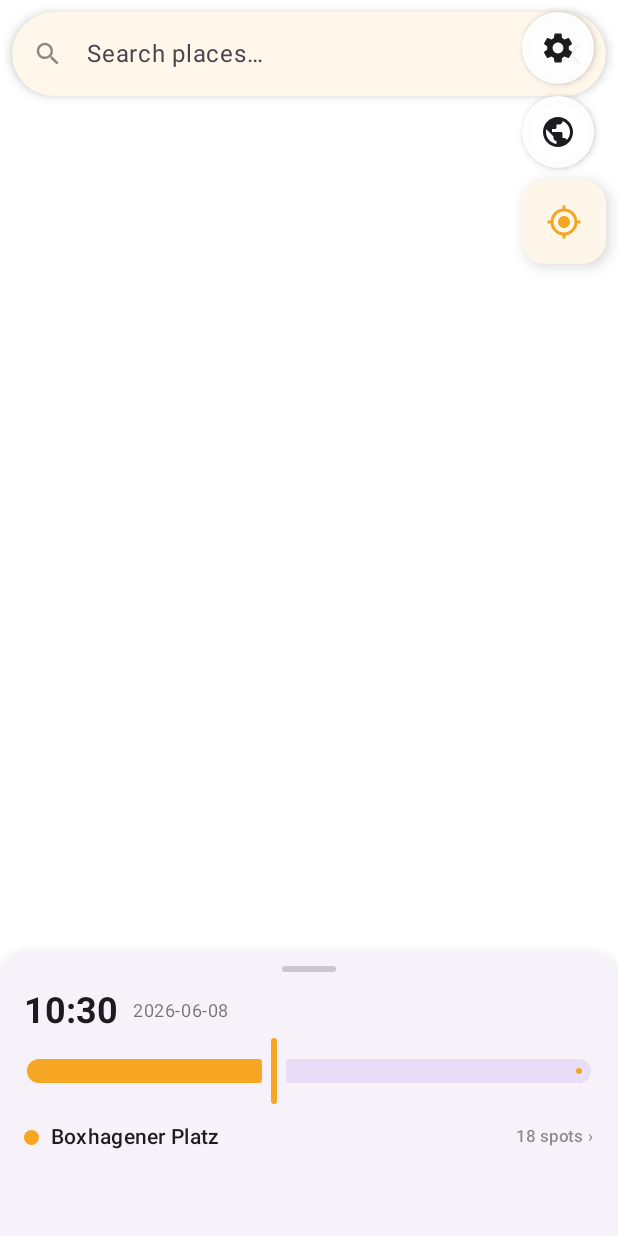
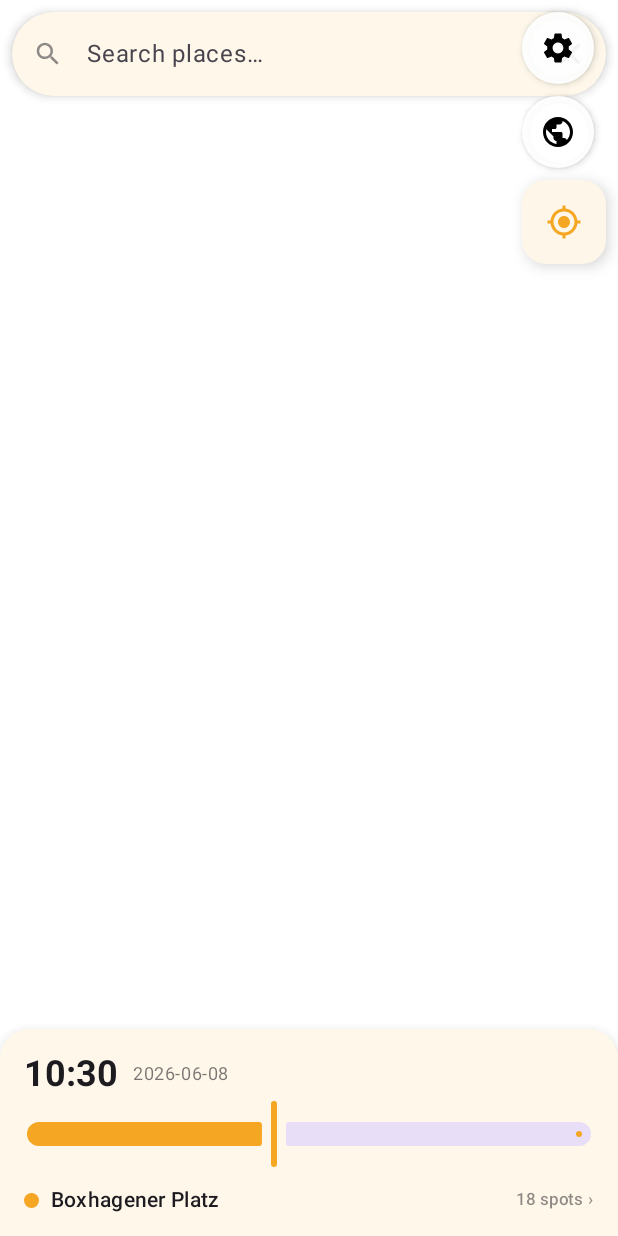
Before and after one commit to phrag/Shadey, an Android app built with Jetpack Compose: the screen it shows after launch (MainActivity), after a tap on "Search", on a phone screen of 412 x 824 dp. Run offline under Robolectric (Android 15) with nearby library versions, the phone set to English and light mode, and no system bars; libraries missing offline, so code that uses them is left out: org.maplibre.android, org.maplibre.geojson; 2 statements that could not run were skipped; 1 other tap on this screen came first.

Commit message:
Fix stale spot ranking on pan and drop the pull-up sheet look
The forced re-rank from onCameraIdle could be cancelled and replaced by
a later, unforced recompute (e.g. once buildings finish loading), which
would skip ranking whenever the sun bucket hadn't changed — so panning
to a new area didn't always refresh the spot order. Track the map centre
the ranking was last computed for (rankedCenter) alongside the sun key,
so any recompute notices the origin moved and re-ranks regardless of
which call wins the cancellation race.

Also replace the BottomSheetScaffold with a plain anchored Surface panel:
it no longer has a drag handle, peek height, or expand/collapse affordance
suggesting the panel can be pulled up — it just sits at the bottom and
sizes itself to its content.

https://claude.ai/code/session_01Tc3QkHSEtEp5FYiEC25sKU

```diff
--- a/app/src/main/kotlin/app/shadey/ui/MapScreen.kt
+++ b/app/src/main/kotlin/app/shadey/ui/MapScreen.kt
@@ -36,11 +36,9 @@ import androidx.compose.material.icons.filled.Search
 import androidx.compose.material.icons.filled.Settings
 import androidx.compose.material.icons.filled.WbSunny
 import androidx.compose.material3.AlertDialog
-import androidx.compose.material3.BottomSheetScaffold
 import androidx.compose.material3.Button
 import androidx.compose.material3.Card
 import androidx.compose.material3.CircularProgressIndicator
-import androidx.compose.material3.ExperimentalMaterial3Api
 import androidx.compose.material3.FloatingActionButton
 import androidx.compose.material3.Icon
 import androidx.compose.material3.IconButton
@@ -53,7 +51,6 @@ import androidx.compose.material3.Text
 import androidx.compose.material3.TextButton
 import androidx.compose.material3.TextField
 import androidx.compose.material3.TextFieldDefaults
-import androidx.compose.material3.rememberBottomSheetScaffoldState
 import androidx.compose.runtime.Composable
 import androidx.compose.runtime.LaunchedEffect
 import androidx.compose.runtime.getValue
@@ -82,7 +79,6 @@ import java.time.Instant
 import java.time.ZoneId
 import kotlin.math.roundToInt
 
-@OptIn(ExperimentalMaterial3Api::class)
 @Composable
 fun MapScreen(vm: ShadeyViewModel = viewModel()) {
     val state by vm.state.collectAsStateWithLifecycle()
@@ -91,7 +87,6 @@ fun MapScreen(vm: ShadeyViewModel = viewModel()) {
     var showSettings by remember { mutableStateOf(false) }
     var showCities by remember { mutableStateOf(false) }
     var showSpots by remember { mutableStateOf(false) }
-    val sheetState = rememberBottomSheetScaffoldState()
 
     // Search state — lives entirely in the UI layer
     var searchActive by rememberSaveable { mutableStateOf(false) }
@@ -101,13 +96,6 @@ fun MapScreen(vm: ShadeyViewModel = viewModel()) {
 
     LaunchedEffect(state.promptCity) {
         if (state.promptCity) { showCities = true; vm.dismissCityPrompt() }
-    }
-
-    // Expand the sheet when a pin is dropped or a spot is selected so the card is visible.
-    LaunchedEffect(state.dropped, state.selected) {
-        if (state.dropped != null || state.selected != null) {
-            sheetState.bottomSheetState.expand()
-        }
     }
 
     // Debounced search-as-you-type, biased toward the current map viewport. Skipped entirely
@@ -136,105 +124,6 @@ fun MapScreen(vm: ShadeyViewModel = viewModel()) {
         ActivityResultContracts.RequestPermission()
     ) { granted -> if (granted) getAndMoveToLocation() }
 
-    BottomSheetScaffold(
-        scaffoldState = sheetState,
-        sheetPeekHeight = 190.dp,
-        sheetShape = RoundedCornerShape(topStart = 20.dp, topEnd = 20.dp),
-        sheetTonalElevation = 4.dp,
-        sheetShadowElevation = 12.dp,
-        sheetDragHandle = {
-            Box(Modifier.fillMaxWidth(), contentAlignment = Alignment.Center) {
-                Box(
-                    Modifier.padding(vertical = 10.dp)
-                        .size(width = 36.dp, height = 4.dp)
-                        .clip(RoundedCornerShape(2.dp))
-                        .background(MaterialTheme.colorScheme.onSurface.copy(alpha = 0.2f))
-                )
-            }
-        },
-        sheetContent = {
-            Column(
-                Modifier.fillMaxWidth()
-                    .padding(horizontal = 16.dp)
-                    .padding(bottom = 8.dp)
-                    .navigationBarsPadding()
-            ) {
-                // Dropped pin / selected spot card (shown when relevant)
-                state.dropped?.let { pin ->
-                    DroppedCard(pin, zone, onSave = vm::saveDropped, onDismiss = vm::clearDropped)
-                }
-                state.selected?.let { info ->
-                    SelectedCard(
-                        info, zone,
-                        onRemove = { vm.removeSpot(info.spot.id); vm.selectSpot(null) },
-                        onDismiss = { vm.selectSpot(null) },
-                    )
-                }
-
-                // Time + date row
-                Row(verticalAlignment = Alignment.CenterVertically) {
-                    Text(
-                        formatTime(state.timeMinutes),
-                        style = MaterialTheme.typography.headlineSmall,
-                        fontWeight = FontWeight.Bold,
-                    )
-                    Spacer(Modifier.width(10.dp))
-                    Text(
-                        state.date.toString(),
-                        style = MaterialTheme.typography.bodySmall,
-                        color = MaterialTheme.colorScheme.onSurface.copy(alpha = 0.6f),
-                    )
-                    Spacer(Modifier.weight(1f))
-                    if (!state.isNow) {
-                        TextButton(onClick = vm::resetToNow) {
-                            Icon(Icons.Filled.Schedule, null, Modifier.size(18.dp))
-                            Spacer(Modifier.width(4.dp))
-                            Text("Now")
-                        }
-                    }
-                }
-                Slider(
-                    value = state.timeMinutes.toFloat(),
-                    onValueChange = { vm.setTime(it.roundToInt()) },
-                    valueRange = 0f..1439f,
-                )
-
-                if (state.ranked.isNotEmpty()) {
-                    Spacer(Modifier.height(4.dp))
-                    // Tap to open the full ranked spot list in a panel over the map.
-                    Row(
-                        verticalAlignment = Alignment.CenterVertically,
-                        modifier = Modifier
-                            .fillMaxWidth()
-                            .clip(RoundedCornerShape(12.dp))
-                            .clickable { showSpots = true }
-                            .padding(vertical = 6.dp),
-                    ) {
-                        val top = state.ranked.first()
-                        Box(
-                            Modifier.size(10.dp).clip(CircleShape)
-                                .background(Color(android.graphics.Color.parseColor(
-                                    app.shadey.map.GeoJsonWriter.colorFor(top.sunlight)
-                                )))
-                        )
-                        Spacer(Modifier.width(8.dp))
-                        Text(
-                            top.spot.name,
-                            style = MaterialTheme.typography.bodyMedium,
-                            fontWeight = FontWeight.Medium,
-                            modifier = Modifier.weight(1f),
-                        )
-                        Text(
-                            "${state.ranked.size} spots ›",
-                            style = MaterialTheme.typography.labelSmall,
-                            color = MaterialTheme.colorScheme.onSurface.copy(alpha = 0.5f),
-                        )
-                    }
-                }
-            }
-        },
-    ) { _ ->
-        // Map fills the whole screen regardless of sheet scaffold padding
     Box(Modifier.fillMaxSize()) {
         ShadeyMapLayer(state, vm)
 
@@ -420,6 +309,96 @@ fun MapScreen(vm: ShadeyViewModel = viewModel()) {
                 contentColor = MaterialTheme.colorScheme.primary,
             ) {
                 Icon(Icons.Filled.MyLocation, "My location")
+            }
+        }
+
+        // Bottom info panel — pinned to the screen's bottom edge and sized to its
+        // content (it grows when a dropped-pin or selected-spot card appears). A plain
+        // anchored panel rather than a draggable sheet, so there's no peek/expand
+        // affordance suggesting you can pull it up.
+        Surface(
+            modifier = Modifier.align(Alignment.BottomCenter).fillMaxWidth(),
+            shape = RoundedCornerShape(topStart = 20.dp, topEnd = 20.dp),
+            tonalElevation = 4.dp,
+            shadowElevation = 12.dp,
+        ) {
+            Column(
+                Modifier.fillMaxWidth()
+                    .padding(horizontal = 16.dp)
+                    .padding(top = 14.dp, bottom = 8.dp)
+                    .navigationBarsPadding()
+            ) {
+                // Dropped pin / selected spot card (shown when relevant)
+                state.dropped?.let { pin ->
+                    DroppedCard(pin, zone, onSave = vm::saveDropped, onDismiss = vm::clearDropped)
+                }
+                state.selected?.let { info ->
+                    SelectedCard(
+                        info, zone,
+                        onRemove = { vm.removeSpot(info.spot.id); vm.selectSpot(null) },
+                        onDismiss = { vm.selectSpot(null) },
+                    )
+                }
+
+                // Time + date row
+                Row(verticalAlignment = Alignment.CenterVertically) {
+                    Text(
+                        formatTime(state.timeMinutes),
+                        style = MaterialTheme.typography.headlineSmall,
+                        fontWeight = FontWeight.Bold,
+                    )
+                    Spacer(Modifier.width(10.dp))
+                    Text(
+                        state.date.toString(),
+                        style = MaterialTheme.typography.bodySmall,
+                        color = MaterialTheme.colorScheme.onSurface.copy(alpha = 0.6f),
+                    )
+                    Spacer(Modifier.weight(1f))
+                    if (!state.isNow) {
+                        TextButton(onClick = vm::resetToNow) {
+                            Icon(Icons.Filled.Schedule, null, Modifier.size(18.dp))
+                            Spacer(Modifier.width(4.dp))
+                            Text("Now")
+                        }
+                    }
+                }
+                Slider(
+                    value = state.timeMinutes.toFloat(),
+                    onValueChange = { vm.setTime(it.roundToInt()) },
+                    valueRange = 0f..1439f,
+                )
+
+                if (state.ranked.isNotEmpty()) {
+                    Spacer(Modifier.height(4.dp))
+                    // Tap to open the full ranked spot list in a panel over the map.
+                    Row(
+                        verticalAlignment = Alignment.CenterVertically,
+                        modifier = Modifier
+                            .fillMaxWidth()
+                            .clip(RoundedCornerShape(12.dp))
+                            .clickable { showSpots = true }
+                            .padding(vertical = 6.dp),
+                    ) {
+                        val top = state.ranked.first()
+                        Box(
+                            Modifier.size(10.dp).clip(CircleShape)
+                                .background(Color(android.graphics.Color.parseColor(
+                                    app.shadey.map.GeoJsonWriter.colorFor(top.sunlight)
+                                )))
+                        )
+                        Spacer(Modifier.width(8.dp))
+                        Text(
+                            top.spot.name,
+                            style = MaterialTheme.typography.bodyMedium,
+                            fontWeight = FontWeight.Medium,
+                            modifier = Modifier.weight(1f),
+                        )
+                        Text(
+                            "${state.ranked.size} spots ›",
+                            style = MaterialTheme.typography.labelSmall,
+                            color = MaterialTheme.colorScheme.onSurface.copy(alpha = 0.5f),
+                        )
+                    }
                 }
             }
         }
--- a/app/src/main/kotlin/app/shadey/ui/ShadeyViewModel.kt
+++ b/app/src/main/kotlin/app/shadey/ui/ShadeyViewModel.kt
@@ -111,9 +111,12 @@ class ShadeyViewModel(app: Application) : AndroidViewModel(app) {
     // It persists across pans/zooms so revealing a previously-seen area is instant.
     private val shadowCache = java.util.concurrent.ConcurrentHashMap<String, List<LatLng>>()
     @Volatile private var shadowCacheSunKey: String? = null
-    // The sun bucket the spot ranking was last computed for. Ranking (nextTransition) is the
-    // expensive part, so we only redo it when the sun moves — never on a plain pan.
+    // The sun bucket and map centre the spot ranking was last computed for. Ranking
+    // (nextTransition) is the expensive part, so we skip it unless the sun moved or the
+    // origin changed enough to matter — checked here (not just via the `rank` flag) so a
+    // forced re-rank request can't be lost to a later, unforced recompute cancelling it.
     @Volatile private var rankedSunKey: String? = null
+    @Volatile private var rankedCenter: LatLng? = null
 
     init {
         viewModelScope.launch {
@@ -444,10 +447,16 @@ class ShadeyViewModel(app: Application) : AndroidViewModel(app) {
                         shadowCache.getOrPut(b.id) { engine.castShadow(b, sun) ?: EMPTY_RING }
                             .takeIf { it.isNotEmpty() }
                     }
-                // Rank only when the sun moved, when forced, or on the very first pass.
-                val doRank = rank || rankedSunKey != sunKey || _state.value.ranked.isEmpty()
+                // Rank when the sun moved, the map centre moved (ranking is centre-relative
+                // now), when forced, or on the very first pass. The centre check matters even
+                // for unforced calls: a later plain recompute() (e.g. once buildings finish
+                // loading) can cancel and replace an in-flight forced re-rank, and it must
+                // still notice the centre changed rather than silently reusing a stale order.
+                val doRank = rank || rankedSunKey != sunKey || rankedCenter != frozenCenter ||
+                    _state.value.ranked.isEmpty()
                 val ranked = if (doRank) {
                     rankedSunKey = sunKey
+                    rankedCenter = frozenCenter
                     ranker.rank(spots, now, frozenCenter) { buildingsNear(it.latLng, frozenBuildings, radiusMeters = 150.0) }
                 } else null
                 rings to ranked
```
Lines whose indentation alone changed are shown as unchanged.
